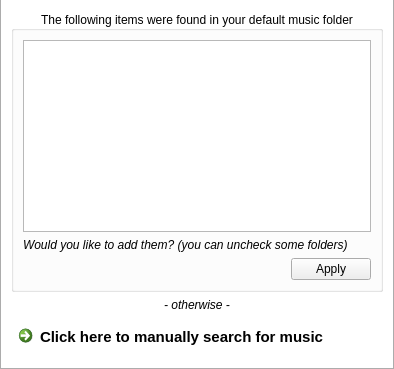
Before: the Qt Designer form code/src/quickstart.ui in MBach/Miam-Player, drawn with Qt 5.
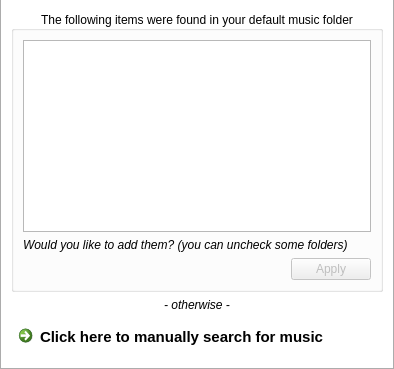
After: the same form once the commit is applied.

What changed in the file:
```diff
--- a/code/src/quickstart.ui
+++ b/code/src/quickstart.ui
@@ -120,6 +120,9 @@
       </item>
       <item>
        <widget class="QDialogButtonBox" name="quickStartApplyButton">
+        <property name="enabled">
+         <bool>false</bool>
+        </property>
         <property name="standardButtons">
          <set>QDialogButtonBox::Apply</set>
         </property>
```
